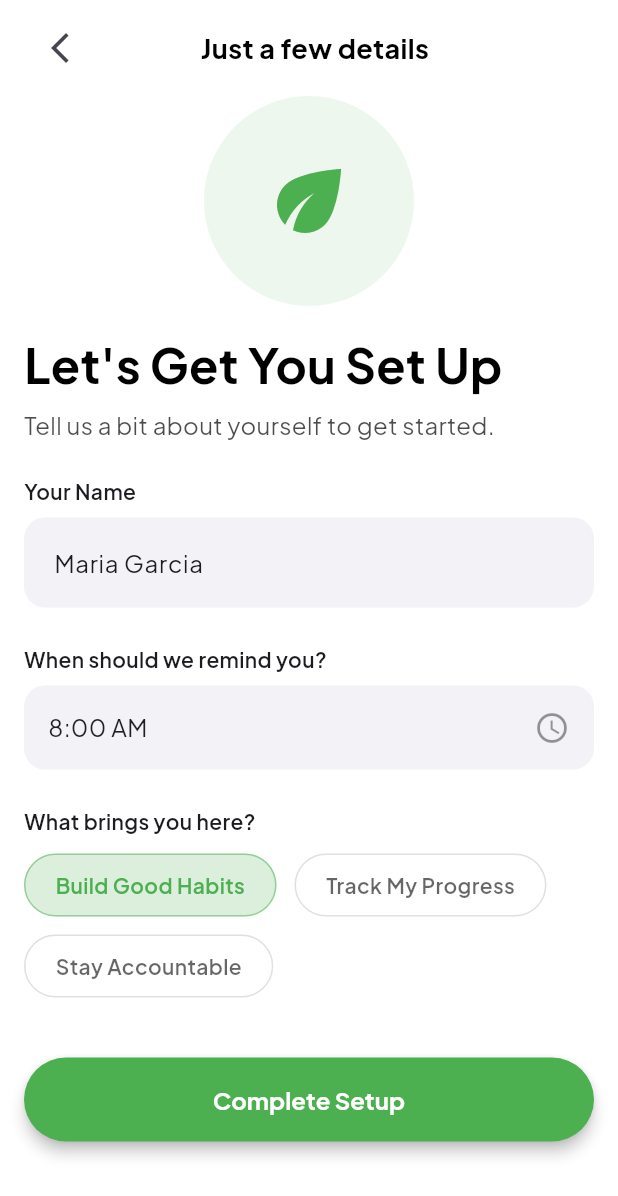
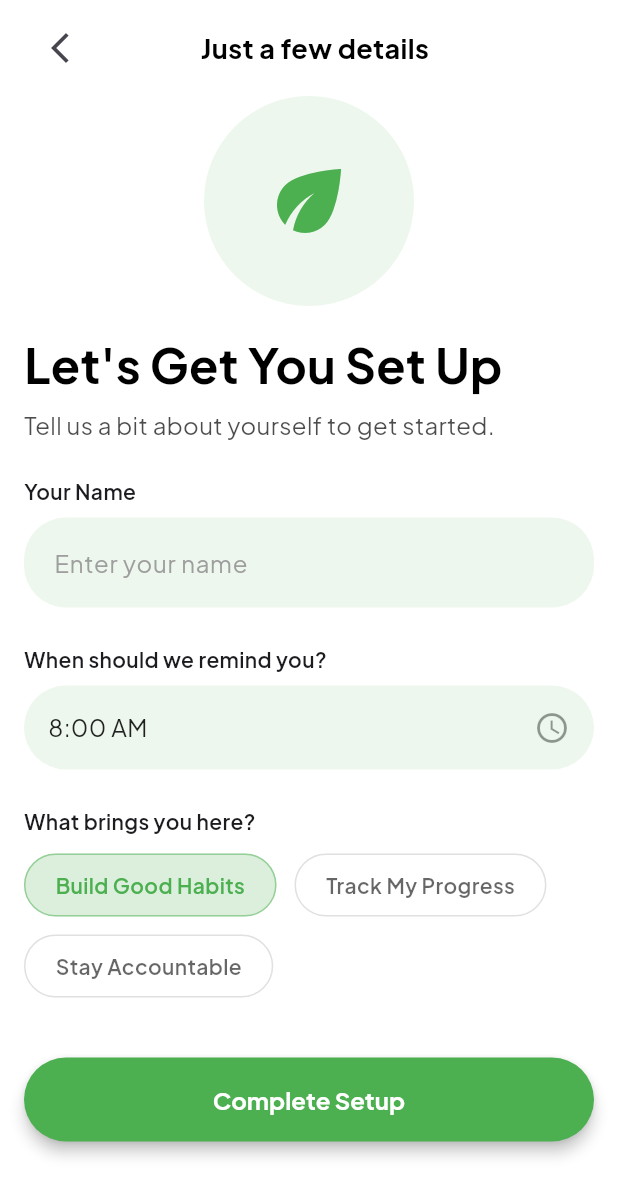
Before and after one commit to Debdaru07/HabitTracker, a Flutter app: the OnboardingScreen screen opened by its route, on a phone screen of 412 x 824 dp. Shown: the top 1196 px of the screen. Run offline on Flutter 3.47's test engine with Material 3 defaults, Android fonts, the phone set to English and light mode, and no system bars; our stand-ins replace cloud_firestore, equatable, firebase_auth, firebase_core, flutter_bloc, flutter_local_notifications and 4 more; accounts and stored records are empty; network calls fail.

```diff
--- a/lib/bloc/auth/auth_event.dart
+++ b/lib/bloc/auth/auth_event.dart
@@ -1,4 +1,6 @@
 import 'package:equatable/equatable.dart';
+
+import '../../models/user_model.dart';
 
 abstract class AuthEvent extends Equatable {
   @override
@@ -10,3 +12,8 @@ class AuthCheckRequested extends AuthEvent {}
 class SignInWithGoogleRequested extends AuthEvent {}
 
 class SignOutRequested extends AuthEvent {}
+
+class UpdateUserRequested extends AuthEvent {
+  final UserModel updatedUser;
+  UpdateUserRequested(this.updatedUser);
+}
--- a/lib/models/user_model.dart
+++ b/lib/models/user_model.dart
@@ -5,12 +5,20 @@ class UserModel {
   final String photoUrl;
   final bool isFirstTime;
 
+  // NEW ONBOARDING FIELDS
+  final String? goal;
+  final String? reminderTime;
+  final bool onboardingCompleted;
+
   UserModel({
     required this.uid,
     required this.name,
     required this.email,
     required this.photoUrl,
     required this.isFirstTime,
+    this.goal,
+    this.reminderTime,
+    this.onboardingCompleted = false,
   });
 
   Map<String, dynamic> toJson() => {
@@ -19,6 +27,9 @@ class UserModel {
     "email": email,
     "photoUrl": photoUrl,
     "isFirstTime": isFirstTime,
+    "goal": goal,
+    "reminderTime": reminderTime,
+    "onboardingCompleted": onboardingCompleted,
   };
 
   factory UserModel.fromJson(Map<String, dynamic> json) => UserModel(
@@ -27,5 +38,29 @@ class UserModel {
     email: json["email"],
     photoUrl: json["photoUrl"],
     isFirstTime: json["isFirstTime"] ?? false,
+
+    // NEW FIELDS
+    goal: json["goal"],
+    reminderTime: json["reminderTime"],
+    onboardingCompleted: json["onboardingCompleted"] ?? false,
   );
+
+  // Optional: Create copyWith (recommended for updates)
+  UserModel copyWith({
+    String? name,
+    String? goal,
+    String? reminderTime,
+    bool? onboardingCompleted,
+  }) {
+    return UserModel(
+      uid: uid,
+      name: name ?? this.name,
+      email: email,
+      photoUrl: photoUrl,
+      isFirstTime: isFirstTime,
+      goal: goal ?? this.goal,
+      reminderTime: reminderTime ?? this.reminderTime,
+      onboardingCompleted: onboardingCompleted ?? this.onboardingCompleted,
+    );
+  }
 }
--- a/lib/ui/screens/auth/onboarding_screen.dart
+++ b/lib/ui/screens/auth/onboarding_screen.dart
@@ -1,9 +1,16 @@
+import 'dart:ui';
+
 import 'package:flutter/material.dart';
+import 'package:flutter_bloc/flutter_bloc.dart';
 import 'package:google_fonts/google_fonts.dart';
 
 import '../../../app_router.dart';
+import '../../../bloc/auth/auth_bloc.dart';
+import '../../../bloc/auth/auth_event.dart';
+import '../../../core/services/user_service.dart';
 import '../../../core/theme/app_colors.dart';
 import '../../../core/utils/spacing.dart';
+import '../../widgets/app_time_picker.dart';
 
 class OnboardingScreen extends StatefulWidget {
   const OnboardingScreen({super.key});
@@ -13,9 +20,7 @@ class OnboardingScreen extends StatefulWidget {
 }
 
 class _OnboardingScreenState extends State<OnboardingScreen> {
-  final TextEditingController nameController = TextEditingController(
-    text: "Maria Garcia",
-  );
+  final TextEditingController nameController = TextEditingController(text: "");
 
   TimeOfDay selectedTime = const TimeOfDay(hour: 8, minute: 0);
 
@@ -28,7 +33,7 @@ class _OnboardingScreenState extends State<OnboardingScreen> {
   String selectedGoal = "Build Good Habits";
 
   Future<void> pickTime() async {
-    final TimeOfDay? picked = await showTimePicker(
+    final picked = await showAppTimePicker(
       context: context,
       initialTime: selectedTime,
     );
@@ -52,9 +57,6 @@ class _OnboardingScreenState extends State<OnboardingScreen> {
     return Scaffold(
       backgroundColor: AppColors.white,
 
-      /// ============================
-      /// TOP BAR
-      /// ============================
       body: SafeArea(
         child: Stack(
           children: [
@@ -63,9 +65,7 @@ class _OnboardingScreenState extends State<OnboardingScreen> {
               child: Column(
                 crossAxisAlignment: CrossAxisAlignment.start,
                 children: [
-                  /// -----------------------------
-                  /// AppBar mimic
-                  /// -----------------------------
+                  /// TOP BAR
                   Padding(
                     padding: const EdgeInsets.symmetric(
                       horizontal: 16,
@@ -88,14 +88,12 @@ class _OnboardingScreenState extends State<OnboardingScreen> {
                             ),
                           ),
                         ),
-                        const SizedBox(width: 40), // to balance spacing
+                        const SizedBox(width: 40),
                       ],
                     ),
                   ),
 
-                  /// ============================
-                  /// Illustration
-                  /// ============================
+                  /// ILLUSTRATION
                   Center(
                     child: Container(
                       height: 140,
@@ -110,9 +108,7 @@ class _OnboardingScreenState extends State<OnboardingScreen> {
 
                   Space.h16,
 
-                  /// ============================
                   /// HEADLINE
-                  /// ============================
                   Padding(
                     padding: const EdgeInsets.symmetric(horizontal: 16),
                     child: Text(
@@ -125,7 +121,7 @@ class _OnboardingScreenState extends State<OnboardingScreen> {
                     ),
                   ),
 
-                  /// Body text
+                  /// BODY TEXT
                   Padding(
                     padding: const EdgeInsets.symmetric(
                       horizontal: 16,
@@ -142,9 +138,7 @@ class _OnboardingScreenState extends State<OnboardingScreen> {
 
                   Space.h16,
 
-                  /// ============================
                   /// FORM FIELDS
-                  /// ============================
                   Padding(
                     padding: const EdgeInsets.symmetric(horizontal: 16),
                     child: Column(
@@ -160,11 +154,13 @@ class _OnboardingScreenState extends State<OnboardingScreen> {
                         Space.h8,
                         TextField(
                           controller: nameController,
+                          cursorColor: AppColors.primary,
+                          selectionHeightStyle: BoxHeightStyle.tight,
                           decoration: InputDecoration(
                             filled: true,
-                            fillColor: const Color(0xFFF2F2F7),
+                            fillColor: AppColors.primary.withOpacity(0.1),
                             border: OutlineInputBorder(
-                              borderRadius: BorderRadius.circular(14),
+                              borderRadius: BorderRadius.circular(28),
                               borderSide: BorderSide.none,
                             ),
                             contentPadding: const EdgeInsets.symmetric(
@@ -176,6 +172,7 @@ class _OnboardingScreenState extends State<OnboardingScreen> {
                               color: Colors.grey,
                             ),
                           ),
+                          style: const TextStyle(color: Colors.black),
                         ),
 
                         Space.h24,
@@ -188,14 +185,16 @@ class _OnboardingScreenState extends State<OnboardingScreen> {
                           ),
                         ),
                         Space.h8,
-                        GestureDetector(
+
+                        InkWell(
+                          borderRadius: BorderRadius.circular(28),
                           onTap: pickTime,
                           child: Container(
                             height: 56,
                             padding: const EdgeInsets.symmetric(horizontal: 16),
                             decoration: BoxDecoration(
-                              color: const Color(0xFFF2F2F7),
-                              borderRadius: BorderRadius.circular(14),
+                              color: AppColors.primary.withOpacity(0.1),
+                              borderRadius: BorderRadius.circular(28),
                             ),
                             child: Row(
                               mainAxisAlignment: MainAxisAlignment.spaceBetween,
@@ -281,9 +280,7 @@ class _OnboardingScreenState extends State<OnboardingScreen> {
               ),
             ),
 
-            /// ============================
-            /// BOTTOM CTA BUTTON (Sticky)
-            /// ============================
+            /// BOTTOM CTA BUTTON
             Positioned(
               bottom: 0,
               left: 0,
@@ -294,7 +291,24 @@ class _OnboardingScreenState extends State<OnboardingScreen> {
                 child: SizedBox(
                   height: 56,
                   child: ElevatedButton(
-                    onPressed: () {
+                    onPressed: () async {
+                      final currentUser = context.read<AuthBloc>().state.user;
+
+                      if (currentUser != null) {
+                        final updatedUser = currentUser.copyWith(
+                          name: nameController.text.trim(),
+                          goal: selectedGoal,
+                          reminderTime: formatTime(selectedTime),
+                          onboardingCompleted: true,
+                        );
+
+                        context.read<AuthBloc>().add(
+                          UpdateUserRequested(updatedUser),
+                        );
+
+                        await UserService().createOrUpdateUser(updatedUser);
+                      }
+
                       Navigator.pushNamed(context, AppRoutes.dashboard);
                     },
                     style: ElevatedButton.styleFrom(
```
Also changed, not shown: lib/bloc/auth/auth_bloc.dart (+19 -0 lines), lib/core/services/user_service.dart (added, +22 -0 lines), lib/ui/screens/dashboard/settings/app_settings.dart (+19 -39 lines), lib/ui/widgets/app_date_picker.dart (added, +39 -0 lines), lib/ui/widgets/app_time_picker.dart (added, +34 -0 lines).
